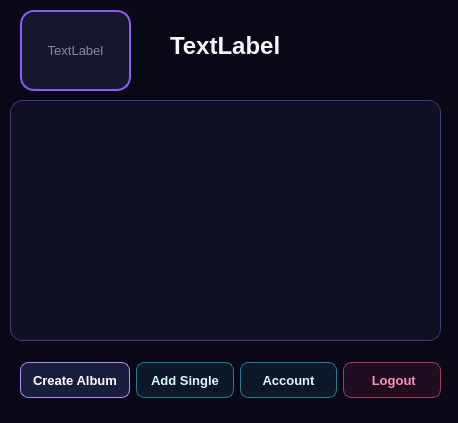
Old version of the form artistdashboard.ui in the repository Kiana-hash/MusicAppQt.
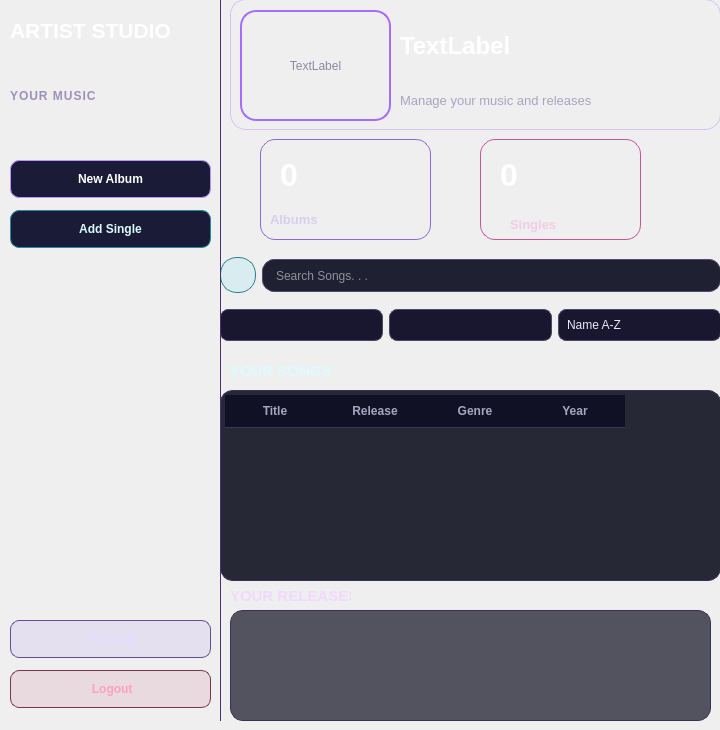
New version of the form. Icons and pictures are not drawn.

Commit message: improved artistdashboard and added search/filter/create fetures

```diff
--- a/artistdashboard.ui
+++ b/artistdashboard.ui
@@ -6,120 +6,669 @@
    <rect>
     <x>0</x>
     <y>0</y>
-    <width>458</width>
-    <height>423</height>
+    <width>720</width>
+    <height>730</height>
    </rect>
   </property>
   <property name="windowTitle">
    <string>Dialog</string>
   </property>
   <property name="styleSheet">
-   <string notr="true">/* =========================================
-   SHARED DARK SYNTHWAVE FOUNDATION
-   ========================================= */
-
-QWidget {
+   <string notr="true">
+QDialog#ArtistDashboard {
     color: #F7F5FF;
+
+    background: qradialgradient(
+        cx: 0.78,
+        cy: 0.05,
+        radius: 1.15,
+        stop: 0 #441A64,
+        stop: 0.22 #251945,
+        stop: 0.48 #14142F,
+        stop: 1 #070815
+    );
+
     font-family: &quot;Segoe UI&quot;;
     font-size: 10pt;
 }
 
-QDialog,
-QMainWindow {
-    background-color: #080817;
-}
-
-/* ---------- Labels ---------- */
 
 QLabel {
     color: #F7F5FF;
-    background-color: transparent;
+    background: transparent;
 }
 
-/* ---------- Text inputs ---------- */
+QFrame#sidebarFrame {
+    background: qlineargradient(
+        x1: 0,
+        y1: 0,
+        x2: 0,
+        y2: 1,
+        stop: 0 #15102E,
+        stop: 0.42 #0E0E24,
+        stop: 1 #080815
+    );
 
-QLineEdit,
-QTextEdit,
-QSpinBox,
-QComboBox {
-    color: #F7F5FF;
-    background-color: rgba(17, 19, 39, 235);
+    border: none;
+    border-right: 1px solid #49326B;
+}
 
-    border: 1px solid #37335C;
-    border-radius: 8px;
 
-    padding: 6px 9px;
+/* Artist Studio title */
+
+QLabel#appTitleLabel {
+    color: #FFFFFF;
+
+    font-family: &quot;Bahnschrift&quot;;
+    font-size: 16pt;
+    font-weight: 700;
+}
+
+
+/* YOUR MUSIC */
+
+QLabel#musicSectionLabel {
+    color: #9E91B7;
+
+    font-family: &quot;Bahnschrift&quot;;
+    font-size: 9pt;
+    font-weight: 600;
+
+    letter-spacing: 1px;
+}
+
+
+
+
+QPushButton#createAlbumButton,
+QPushButton#createSingleButton,
+QPushButton#accountButton,
+QPushButton#logoutButton {
+    min-height: 32px;
+
+    padding: 2px 12px;
+
+    border-radius: 9px;
+
+    font-family: &quot;Segoe UI&quot;;
+    font-weight: 600;
+}
+
+
+QPushButton#createAlbumButton {
+    color: #FFFFFF;
+
+    background: qlineargradient(
+        x1: 0,
+        y1: 0,
+        x2: 1,
+        y2: 0,
+        stop: 0 #7045CE,
+        stop: 0.52 #9B5CF6,
+        stop: 1 #E64BAD
+    );
+
+    border: 1px solid #BF91FF;
+}
+
+
+QPushButton#createAlbumButton:hover {
+    background: qlineargradient(
+        x1: 0,
+        y1: 0,
+        x2: 1,
+        y2: 0,
+        stop: 0 #8358E5,
+        stop: 0.52 #B07BFF,
+        stop: 1 #FF5FC1
+    );
+
+    border-color: #27D7F2;
+}
+
+
+QPushButton#createAlbumButton:pressed {
+    background-color: #6739B9;
+
+    border-color: #FF9ED5;
+}
+
+
+QPushButton#createSingleButton {
+    color: #D8FCFF;
+
+    background: qlineargradient(
+        x1: 0,
+        y1: 0,
+        x2: 1,
+        y2: 0,
+        stop: 0 rgba(39, 215, 242, 35),
+        stop: 1 rgba(139, 92, 246, 42)
+    );
+
+    border: 1px solid #288A9E;
+}
+
+
+QPushButton#createSingleButton:hover {
+    color: #061519;
+
+    background: qlineargradient(
+        x1: 0,
+        y1: 0,
+        x2: 1,
+        y2: 0,
+        stop: 0 #27D7F2,
+        stop: 1 #8EDCFF
+    );
+
+    border-color: #B9FAFF;
+}
+
+
+QPushButton#createSingleButton:pressed {
+    background-color: #1BAAC1;
+}
+
+QPushButton#accountButton {
+    color: #E2DCFF;
+
+    background-color: rgba(139, 92, 246, 26);
+
+    border: 1px solid #624E91;
+}
+
+
+QPushButton#accountButton:hover {
+    color: #FFFFFF;
+
+    background-color: #59408D;
+
+    border-color: #A889F4;
+}
+
+
+QPushButton#logoutButton {
+    color: #FF9FC2;
+
+    background-color: rgba(183, 43, 91, 28);
+
+    border: 1px solid #783450;
+}
+
+
+QPushButton#logoutButton:hover {
+    color: #FFFFFF;
+
+    background-color: #B72B5B;
+
+    border-color: #FF83AF;
+}
+
+
+QPushButton#logoutButton:pressed {
+    background-color: #8C2146;
+}
+
+
+QFrame#mainFrame {
+    background: transparent;
+
+    border: none;
+}
+
+
+QFrame#headerFrame {
+    background: qlineargradient(
+        x1: 0,
+        y1: 0,
+        x2: 1,
+        y2: 1,
+        stop: 0 rgba(35, 28, 74, 215),
+        stop: 0.6 rgba(22, 22, 53, 205),
+        stop: 1 rgba(40, 22, 66, 220)
+    );
+
+    border: 1px solid rgba(165, 108, 255, 85);
+
+    border-radius: 16px;
+}
+
+
+QLabel#welcomeLabel {
+    color: #FFFFFF;
+
+    font-family: &quot;Bahnschrift&quot;;
+    font-size: 18pt;
+    font-weight: 700;
+}
+
+
+/* Subtitle */
+
+QLabel#artistSubtitleLabel {
+    color: #AAA3C2;
+
+    font-size: 9.5pt;
+}
+
+
+/* Profile photo */
+
+QLabel#profilePhotoLabel {
+    color: #8E88A5;
+
+    background: qradialgradient(
+        cx: 0.5,
+        cy: 0.35,
+        radius: 0.9,
+        stop: 0 #342D61,
+        stop: 1 #121226
+    );
+
+    border: 2px solid #A66CFF;
+
+    border-radius: 16px;
+}
+
+
+QFrame#statsFrame {
+    background: transparent;
+
+    border: none;
+}
+
+QFrame#albumStatFrame {
+    background: qlineargradient(
+        x1: 0,
+        y1: 0,
+        x2: 1,
+        y2: 1,
+        stop: 0 rgba(112, 69, 206, 145),
+        stop: 0.52 rgba(79, 49, 152, 125),
+        stop: 1 rgba(31, 26, 70, 205)
+    );
+
+    border: 1px solid #8D68D7;
+
+    border-radius: 15px;
+}
+
+
+QLabel#albumCountLabel {
+    color: #FFFFFF;
+
+    font-family: &quot;Bahnschrift&quot;;
+    font-size: 24pt;
+    font-weight: 700;
+}
+
+
+QLabel#albumCountTitleLabel {
+    color: #D8CEEF;
+
+    font-family: &quot;Segoe UI&quot;;
+    font-size: 10pt;
+    font-weight: 600;
+}
+
+
+QFrame#singleStatFrame {
+    background: qlineargradient(
+        x1: 0,
+        y1: 0,
+        x2: 1,
+        y2: 1,
+        stop: 0 rgba(229, 69, 166, 150),
+        stop: 0.5 rgba(132, 54, 142, 130),
+        stop: 1 rgba(35, 24, 66, 210)
+    );
+
+    border: 1px solid #C6549D;
+
+    border-radius: 15px;
+}
+
+
+QLabel#singleCountLabel {
+    color: #FFFFFF;
+
+    font-family: &quot;Bahnschrift&quot;;
+    font-size: 24pt;
+    font-weight: 700;
+}
+
+
+QLabel#singleCountTitleLabel {
+    color: #F2CCE4;
+
+    font-size: 10pt;
+    font-weight: 600;
+}
+
+
+QLineEdit#searchLineEdit {
+    min-height: 31px;
+
+    color: #FFFFFF;
+
+    background-color: rgba(13, 15, 34, 235);
+
+    border: 1px solid #514875;
+
+    border-radius: 12px;
+
+    padding-left: 11px;
+    padding-right: 11px;
 
     selection-background-color: #8B5CF6;
-    selection-color: white;
 }
 
-QLineEdit:hover,
-QTextEdit:hover,
-QSpinBox:hover,
-QComboBox:hover {
-    border-color: #625A92;
+
+QLineEdit#searchLineEdit:hover {
+    border-color: #8368BC;
 }
 
-QLineEdit:focus,
-QTextEdit:focus,
-QSpinBox:focus,
-QComboBox:focus {
-    background-color: #151831;
+
+QLineEdit#searchLineEdit:focus {
+    background-color: #171831;
+
     border: 1px solid #27D7F2;
 }
 
-QLineEdit:disabled,
-QTextEdit:disabled,
-QSpinBox:disabled,
-QComboBox:disabled {
-    color: #686581;
-    background-color: #0E1022;
-    border-color: #25233D;
+
+QPushButton#pushButton {
+    min-width: 34px;
+    max-width: 34px;
+
+    min-height: 34px;
+    max-height: 34px;
+
+    padding: 0;
+
+    color: #C8F9FF;
+
+    background-color: rgba(39, 215, 242, 28);
+
+    border: 1px solid #267D90;
+
+    border-radius: 17px;
 }
 
-/* ---------- Combo box ---------- */
+
+QPushButton#pushButton:hover {
+    color: #071518;
+
+    background-color: #27D7F2;
+
+    border-color: #ABF8FF;
+}
+
+
+
+QComboBox#genreComboBox,
+QComboBox#yearComboBox,
+QComboBox#sortComboBox {
+    min-height: 30px;
+
+    color: #ECE9F7;
+
+    background-color: #18172F;
+
+    border: 1px solid #4D4769;
+
+    border-radius: 8px;
+
+    padding-left: 8px;
+
+    selection-background-color: #8B5CF6;
+}
+
+
+QComboBox#genreComboBox:hover,
+QComboBox#yearComboBox:hover,
+QComboBox#sortComboBox:hover {
+    background-color: #242044;
+
+    border-color: #A778EF;
+}
+
+
+QComboBox#genreComboBox:focus,
+QComboBox#yearComboBox:focus,
+QComboBox#sortComboBox:focus {
+    border-color: #27D7F2;
+}
+
 
 QComboBox::drop-down {
-    width: 25px;
+    width: 24px;
+
     border: none;
 }
 
+
 QComboBox QAbstractItemView {
     color: #F7F5FF;
-    background-color: #14162D;
 
-    border: 1px solid #534B82;
+    background-color: #14142B;
+
+    border: 1px solid #654C90;
+
     border-radius: 7px;
 
     padding: 4px;
+
     outline: none;
 
-    selection-color: white;
-    selection-background-color: #734BD1;
+    selection-background-color: #7044C9;
+    selection-color: #FFFFFF;
 }
 
-/* ---------- Buttons ---------- */
+
+QLabel#songsTitleLabel,
+QLabel#releasesTitleLabel {
+    color: #FFFFFF;
+
+    font-family: &quot;Bahnschrift&quot;;
+
+    font-size: 11pt;
+
+    font-weight: 700;
+}
+
+
+QLabel#songsTitleLabel {
+    color: #DDFBFF;
+}
+
+
+QLabel#releasesTitleLabel {
+    color: #F1D8FF;
+}
+
+
+QTableWidget#songsTableWidget {
+    color: #EBE8F5;
+
+    background-color: rgba(11, 12, 29, 224);
+
+    alternate-background-color: rgba(27, 24, 53, 195);
+
+    border: 1px solid #392E57;
+
+    border-radius: 13px;
+
+    gridline-color: transparent;
+
+    padding: 4px;
+
+    outline: none;
+
+    selection-background-color: transparent;
+}
+
+
+/* Song cells */
+
+QTableWidget#songsTableWidget::item {
+    padding: 7px;
+
+    border: none;
+}
+
+
+/* Hover */
+
+QTableWidget#songsTableWidget::item:hover {
+    background-color: rgba(102, 71, 172, 75);
+
+    border-radius: 7px;
+}
+
+
+/* Selected */
+
+QTableWidget#songsTableWidget::item:selected {
+    color: #FFFFFF;
+
+    background: qlineargradient(
+        x1: 0,
+        y1: 0,
+        x2: 1,
+        y2: 0,
+        stop: 0 rgba(105, 65, 198, 190),
+        stop: 0.48 rgba(139, 92, 246, 150),
+        stop: 1 rgba(235, 72, 169, 110)
+    );
+}
+
+
+
+QHeaderView {
+    background: transparent;
+}
+
+
+QHeaderView::section {
+    color: #AAA5BF;
+
+    background-color: #111126;
+
+    border: none;
+    border-bottom: 1px solid #403655;
+
+    padding: 7px;
+
+    font-family: &quot;Segoe UI&quot;;
+
+    font-size: 9pt;
+
+    font-weight: 600;
+}
+
+
+QTableCornerButton::section {
+    background-color: #111126;
+
+    border: none;
+}
+
+QListWidget#albumsListWidget {
+    color: #F3EFFB;
+
+    background-color: rgba(11, 12, 29, 175);
+
+    border: 1px solid #3A2F57;
+
+    border-radius: 13px;
+
+    padding: 5px;
+
+    outline: none;
+}
+
+
+/* Album card */
+
+QListWidget#albumsListWidget::item {
+    color: #EEEAF8;
+
+    background: qlineargradient(
+        x1: 0,
+        y1: 0,
+        x2: 0,
+        y2: 1,
+        stop: 0 rgba(45, 37, 83, 215),
+        stop: 1 rgba(25, 22, 50, 225)
+    );
+
+    border: 1px solid rgba(131, 95, 195, 110);
+
+    border-radius: 11px;
+
+    padding: 6px;
+
+    margin: 3px;
+}
+
+
+QListWidget#albumsListWidget::item:hover {
+    color: #FFFFFF;
+
+    background: qlineargradient(
+        x1: 0,
+        y1: 0,
+        x2: 1,
+        y2: 1,
+        stop: 0 rgba(105, 65, 198, 205),
+        stop: 1 rgba(175, 55, 145, 180)
+    );
+
+    border-color: #B98DFF;
+}
+
+
+QListWidget#albumsListWidget::item:selected {
+    color: #FFFFFF;
+
+    background: qlineargradient(
+        x1: 0,
+        y1: 0,
+        x2: 1,
+        y2: 1,
+        stop: 0 #6941C6,
+        stop: 0.55 #8B5CF6,
+        stop: 1 #D946A5
+    );
+
+    border: 1px solid #27D7F2;
+}
+
 
 QPushButton {
-    min-height: 30px;
-
     color: #F7F5FF;
-    background-color: #1A1D3B;
 
-    border: 1px solid #49446F;
+    background-color: #1A1B37;
+
+    border: 1px solid #4A4366;
+
     border-radius: 8px;
 
-    padding: 2px 12px;
+    min-height: 29px;
+
+    padding: 2px 11px;
 
     font-weight: 600;
 }
 
+
 QPushButton:hover {
     background-color: #27264D;
     border-color: #9B7CFF;
 }
 
+
 QPushButton:pressed {
     background-color: #342A68;
     border-color: #F15BB5;
@@ -129,135 +678,80 @@
     border-color: #27D7F2;
 }
 
-QPushButton:disabled {
-    color: #686581;
-    background-color: #101225;
-    border-color: #282640;
-}
-
-/* ---------- Lists ---------- */
-
-QListWidget {
-    color: #F7F5FF;
-    background-color: rgba(14, 16, 35, 238);
-
-    border: 1px solid #302D52;
-    border-radius: 12px;
-
-    padding: 5px;
-    outline: none;
-}
-
-QListWidget::item {
-    min-height: 34px;
-
-    margin: 2px;
-    padding: 6px 9px;
-
-    border-radius: 8px;
-}
-
-QListWidget::item:hover {
-    background-color: rgba(93, 68, 157, 125);
-}
-
-QListWidget::item:selected {
-    color: white;
-    background-color: #6842C2;
-}
-
-/* ---------- Scrollbars ---------- */
 
 QScrollBar:vertical {
     width: 10px;
 
-    background-color: transparent;
+    background: transparent;
 
-    margin: 5px 2px 5px 0;
+    margin: 4px 2px;
 }
 
+
 QScrollBar::handle:vertical {
-    min-height: 30px;
+    min-height: 28px;
 
-    background-color: #4C4477;
+    background: qlineargradient(
+        x1: 0,
+        y1: 0,
+        x2: 0,
+        y2: 1,
+        stop: 0 #8A61D0,
+        stop: 1 #4C3A75
+    );
+
     border-radius: 5px;
 }
 
+
 QScrollBar::handle:vertical:hover {
     background-color: #8B5CF6;
 }
 
+
 QScrollBar::add-line:vertical,
-QScrollBar::sub-line:vertical,
+QScrollBar::sub-line:vertical {
+    height: 0;
+}
+
+
 QScrollBar::add-page:vertical,
 QScrollBar::sub-page:vertical {
-    height: 0;
-    background-color: transparent;
+    background: transparent;
 }
 
-/* ---------- Radio buttons ---------- */
 
-QRadioButton {
-    color: #D8D4EC;
-    spacing: 7px;
-}
+/* Horizontal */
 
-QRadioButton::indicator {
-    width: 15px;
-    height: 15px;
+QScrollBar:horizontal {
+    height: 9px;
 
-    background-color: #111327;
+    background: transparent;
 
-    border: 1px solid #625A92;
-    border-radius: 8px;
+    margin: 2px;
 }
 
 QRadioButton::indicator:hover {
     border-color: #27D7F2;
 }
 
-QRadioButton::indicator:checked {
-    background-color: #F15BB5;
-    border: 4px solid #211B43;
-}
+QScrollBar::handle:horizontal {
+    min-width: 30px;
 
-/* ---------- Sliders ---------- */
+    background-color: #514177;
 
-QSlider::groove:horizontal {
-    height: 6px;
-
-    background-color: #292642;
-    border-radius: 3px;
+    border-radius: 4px;
 }
 
-QSlider::sub-page:horizontal {
-    background: qlineargradient(
-        x1: 0,
-        y1: 0,
-        x2: 1,
-        y2: 0,
-        stop: 0 #27D7F2,
-        stop: 0.52 #8B5CF6,
-        stop: 1 #F15BB5
-    );
 
-    border-radius: 3px;
+QScrollBar::handle:horizontal:hover {
+    background-color: #8B5CF6;
 }
 
-QSlider::add-page:horizontal {
-    background-color: #292642;
-    border-radius: 3px;
-}
 
-QSlider::handle:horizontal {
-    width: 15px;
-
-    margin: -5px 0;
-
-    background-color: #F7F5FF;
-
-    border: 2px solid #A66CFF;
-    border-radius: 8px;
+QScrollBar::add-line:horizontal,
+QScrollBar::sub-line:horizontal {
+    width: 0;
 }
 
 QSlider::handle:horizontal:hover {
@@ -265,7 +759,6 @@
     border-color: white;
 }
 
-/* ---------- Tooltips ---------- */
 
 QToolTip {
     color: white;
@@ -275,132 +768,15 @@
     border-radius: 5px;
 
     padding: 5px;
-}
-
-/* ---------- Message boxes ---------- */
-
-QMessageBox {
-    background-color: #0D0F20;
-}
-
-QMessageBox QLabel {
-    min-width: 260px;
-    color: #F7F5FF;
-}
-
-QMessageBox QPushButton {
-    min-width: 84px;
-}
-
-/* ARTIST DASHBOARD */
-
-QDialog#ArtistDashboard {
-    background: qradialgradient(
-        cx: 0.8,
-        cy: 0.05,
-        radius: 1,
-        stop: 0 #2B174B,
-        stop: 0.42 #11142D,
-        stop: 1 #080817
-    );
-}
-
-QLabel#welcomeLabel {
-    color: #F7F5FF;
-
-    font-family: &quot;Bahnschrift&quot;;
-    font-size: 18pt;
-    font-weight: 700;
-}
-
-QLabel#profilePhotoLabel {
-    color: #8D87A6;
-    background-color: #15172F;
-
-    border: 2px solid #8B5CF6;
-    border-radius: 14px;
-}
-
-QListWidget#albumsListWidget {
-    border-color: #4A3A78;
-}
-
-QPushButton#createAlbumButton {
-    color: white;
-
-    background: qlineargradient(
-        x1: 0,
-        y1: 0,
-        x2: 1,
-        y2: 0,
-        stop: 0 #6941C6,
-        stop: 0.55 #8B5CF6,
-        stop: 1 #D946A5
-    );
-
-    border-color: #B58AFF;
-}
-
-QPushButton#createAlbumButton:hover {
-    border-color: #27D7F2;
-}
-
-QPushButton#createSingleButton,
-QPushButton#accountButton {
-    color: #DFFAFF;
-    background-color: rgba(39, 215, 242, 20);
-    border-color: #267F91;
-}
-
-QPushButton#createSingleButton:hover,
-QPushButton#accountButton:hover {
-    color: #07151A;
-    background-color: #27D7F2;
-    border-color: #9CF5FF;
-}
-
-QPushButton#logoutButton {
-    color: #FF8EB4;
-    background-color: rgba(183, 43, 91, 35);
-    border-color: #A63A61;
-}
-
-QPushButton#logoutButton:hover {
-    color: white;
-    background-color: #B72B5B;
-    border-color: #FF8EB4;
 }</string>
   </property>
-  <widget class="QLabel" name="welcomeLabel">
-   <property name="geometry">
-    <rect>
-     <x>170</x>
-     <y>30</y>
-     <width>271</width>
-     <height>31</height>
-    </rect>
-   </property>
-   <property name="text">
-    <string>TextLabel</string>
-   </property>
-  </widget>
-  <widget class="QListWidget" name="albumsListWidget">
-   <property name="geometry">
-    <rect>
-     <x>10</x>
-     <y>100</y>
-     <width>431</width>
-     <height>241</height>
-    </rect>
-   </property>
-  </widget>
   <widget class="QLabel" name="profilePhotoLabel">
    <property name="geometry">
     <rect>
-     <x>20</x>
+     <x>240</x>
      <y>10</y>
-     <width>111</width>
-     <height>81</height>
+     <width>151</width>
+     <height>111</height>
     </rect>
    </property>
    <property name="text">
@@ -413,46 +789,447 @@
     <set>Qt::AlignmentFlag::AlignCenter</set>
    </property>
   </widget>
-  <widget class="QWidget" name="horizontalLayoutWidget">
+  <widget class="QFrame" name="sidebarFrame">
    <property name="geometry">
     <rect>
-     <x>20</x>
-     <y>340</y>
-     <width>421</width>
-     <height>80</height>
+     <x>0</x>
+     <y>0</y>
+     <width>221</width>
+     <height>721</height>
     </rect>
    </property>
-   <layout class="QHBoxLayout" name="horizontalLayout">
-    <item>
-     <widget class="QPushButton" name="createAlbumButton">
+   <property name="frameShape">
+    <enum>QFrame::Shape::StyledPanel</enum>
+   </property>
+   <property name="frameShadow">
+    <enum>QFrame::Shadow::Raised</enum>
+   </property>
+   <widget class="QLabel" name="appTitleLabel">
+    <property name="geometry">
+     <rect>
+      <x>10</x>
+      <y>10</y>
+      <width>171</width>
+      <height>41</height>
+     </rect>
+    </property>
+    <property name="text">
+     <string>ARTIST STUDIO</string>
+    </property>
+   </widget>
+   <widget class="QLabel" name="musicSectionLabel">
+    <property name="geometry">
+     <rect>
+      <x>10</x>
+      <y>75</y>
+      <width>111</width>
+      <height>41</height>
+     </rect>
+    </property>
+    <property name="text">
+     <string>YOUR MUSIC</string>
+    </property>
+   </widget>
+   <widget class="QPushButton" name="createAlbumButton">
+    <property name="geometry">
+     <rect>
+      <x>10</x>
+      <y>160</y>
+      <width>201</width>
+      <height>38</height>
+     </rect>
+    </property>
+    <property name="text">
+     <string>New Album</string>
+    </property>
+    <property name="icon">
+     <iconset theme="QIcon::ThemeIcon::ListAdd"/>
+    </property>
+   </widget>
+   <widget class="QPushButton" name="createSingleButton">
+    <property name="geometry">
+     <rect>
+      <x>10</x>
+      <y>210</y>
+      <width>201</width>
+      <height>38</height>
+     </rect>
+    </property>
+    <property name="text">
+     <string>Add Single</string>
+    </property>
+    <property name="icon">
+     <iconset theme="QIcon::ThemeIcon::ListAdd"/>
+    </property>
+   </widget>
+   <widget class="QPushButton" name="accountButton">
+    <property name="geometry">
+     <rect>
+      <x>10</x>
+      <y>620</y>
+      <width>201</width>
+      <height>38</height>
+     </rect>
+    </property>
+    <property name="text">
+     <string>Account</string>
+    </property>
+    <property name="icon">
+     <iconset theme="QIcon::ThemeIcon::UserAvailable"/>
+    </property>
+   </widget>
+   <widget class="QPushButton" name="logoutButton">
+    <property name="geometry">
+     <rect>
+      <x>10</x>
+      <y>670</y>
+      <width>201</width>
+      <height>38</height>
+     </rect>
+    </property>
+    <property name="text">
+     <string> Logout</string>
+    </property>
+    <property name="icon">
+     <iconset theme="QIcon::ThemeIcon::EditClear"/>
+    </property>
+   </widget>
+  </widget>
+  <widget class="QFrame" name="mainFrame">
+   <property name="geometry">
+    <rect>
+     <x>220</x>
+     <y>0</y>
+     <width>501</width>
+     <height>761</height>
+    </rect>
+   </property>
+   <property name="frameShape">
+    <enum>QFrame::Shape::StyledPanel</enum>
+   </property>
+   <property name="frameShadow">
+    <enum>QFrame::Shadow::Raised</enum>
+   </property>
+   <widget class="QLabel" name="welcomeLabel">
+    <property name="geometry">
+     <rect>
+      <x>180</x>
+      <y>20</y>
+      <width>271</width>
+      <height>51</height>
+     </rect>
+    </property>
+    <property name="text">
+     <string>TextLabel</string>
+    </property>
+   </widget>
+   <widget class="QLabel" name="artistSubtitleLabel">
+    <property name="geometry">
+     <rect>
+      <x>180</x>
+      <y>90</y>
+      <width>221</width>
+      <height>20</height>
+     </rect>
+    </property>
+    <property name="text">
+     <string>Manage your music and releases</string>
+    </property>
+   </widget>
+   <widget class="QFrame" name="statsFrame">
+    <property name="geometry">
+     <rect>
+      <x>0</x>
+      <y>129</y>
+      <width>511</width>
+      <height>121</height>
+     </rect>
+    </property>
+    <property name="frameShape">
+     <enum>QFrame::Shape::StyledPanel</enum>
+    </property>
+    <property name="frameShadow">
+     <enum>QFrame::Shadow::Raised</enum>
+    </property>
+    <widget class="QFrame" name="singleStatFrame">
+     <property name="geometry">
+      <rect>
+       <x>260</x>
+       <y>10</y>
+       <width>161</width>
+       <height>101</height>
+      </rect>
+     </property>
+     <property name="frameShape">
+      <enum>QFrame::Shape::StyledPanel</enum>
+     </property>
+     <property name="frameShadow">
+      <enum>QFrame::Shadow::Raised</enum>
+     </property>
+     <widget class="QLabel" name="singleCountLabel">
+      <property name="geometry">
+       <rect>
+        <x>20</x>
+        <y>10</y>
+        <width>71</width>
+        <height>51</height>
+       </rect>
+      </property>
       <property name="text">
-       <string>Create Album</string>
+       <string>0</string>
       </property>
      </widget>
-    </item>
-    <item>
-     <widget class="QPushButton" name="createSingleButton">
+     <widget class="QLabel" name="singleCountTitleLabel">
+      <property name="geometry">
+       <rect>
+        <x>30</x>
+        <y>70</y>
+        <width>61</width>
+        <height>31</height>
+       </rect>
+      </property>
       <property name="text">
-       <string>Add Single</string>
+       <string>Singles</string>
       </property>
      </widget>
-    </item>
-    <item>
-     <widget class="QPushButton" name="accountButton">
+    </widget>
+    <widget class="QFrame" name="albumStatFrame">
+     <property name="geometry">
+      <rect>
+       <x>40</x>
+       <y>10</y>
+       <width>171</width>
+       <height>101</height>
+      </rect>
+     </property>
+     <property name="frameShape">
+      <enum>QFrame::Shape::StyledPanel</enum>
+     </property>
+     <property name="frameShadow">
+      <enum>QFrame::Shadow::Raised</enum>
+     </property>
+     <widget class="QLabel" name="albumCountLabel">
+      <property name="geometry">
+       <rect>
+        <x>20</x>
+        <y>10</y>
+        <width>49</width>
+        <height>51</height>
+       </rect>
+      </property>
       <property name="text">
-       <string>Account</string>
+       <string>0</string>
       </property>
      </widget>
-    </item>
-    <item>
-     <widget class="QPushButton" name="logoutButton">
+     <widget class="QLabel" name="albumCountTitleLabel">
+      <property name="geometry">
+       <rect>
+        <x>10</x>
+        <y>70</y>
+        <width>91</width>
+        <height>20</height>
+       </rect>
+      </property>
       <property name="text">
-       <string> Logout</string>
+       <string>Albums</string>
       </property>
      </widget>
-    </item>
-   </layout>
+    </widget>
+   </widget>
+   <widget class="QWidget" name="horizontalLayoutWidget">
+    <property name="geometry">
+     <rect>
+      <x>0</x>
+      <y>250</y>
+      <width>501</width>
+      <height>51</height>
+     </rect>
+    </property>
+    <layout class="QHBoxLayout" name="horizontalLayout">
+     <item>
+      <widget class="QPushButton" name="pushButton">
+       <property name="enabled">
+        <bool>false</bool>
+       </property>
+       <property name="focusPolicy">
+        <enum>Qt::FocusPolicy::NoFocus</enum>
+       </property>
+       <property name="text">
+        <string/>
+       </property>
+       <property name="icon">
+        <iconset theme="QIcon::ThemeIcon::EditFind"/>
+       </property>
+      </widget>
+     </item>
+     <item>
+      <widget class="QLineEdit" name="searchLineEdit">
+       <property name="placeholderText">
+        <string>Search Songs. . . </string>
+       </property>
+      </widget>
+     </item>
+    </layout>
+   </widget>
+   <widget class="QWidget" name="horizontalLayoutWidget_2">
+    <property name="geometry">
+     <rect>
+      <x>0</x>
+      <y>300</y>
+      <width>501</width>
+      <height>51</height>
+     </rect>
+    </property>
+    <layout class="QHBoxLayout" name="horizontalLayout_2">
+     <item>
+      <widget class="QComboBox" name="genreComboBox"/>
+     </item>
+     <item>
+      <widget class="QComboBox" name="yearComboBox"/>
+     </item>
+     <item>
+      <widget class="QComboBox" name="sortComboBox">
+       <item>
+        <property name="text">
+         <string>Name A-Z</string>
+        </property>
+       </item>
+       <item>
+        <property name="text">
+         <string>Name Z-A</string>
+        </property>
+       </item>
+       <item>
+        <property name="text">
+         <string>Year Oldest-Newest</string>
+        </property>
+       </item>
+       <item>
+        <property name="text">
+         <string>Year Newest-Oldest</string>
+        </property>
+       </item>
+      </widget>
+     </item>
+    </layout>
+   </widget>
+   <widget class="QLabel" name="songsTitleLabel">
+    <property name="geometry">
+     <rect>
+      <x>10</x>
+      <y>360</y>
+      <width>141</width>
+      <height>21</height>
+     </rect>
+    </property>
+    <property name="text">
+     <string>YOUR SONGS</string>
+    </property>
+   </widget>
+   <widget class="QTableWidget" name="songsTableWidget">
+    <property name="geometry">
+     <rect>
+      <x>0</x>
+      <y>390</y>
+      <width>501</width>
+      <height>191</height>
+     </rect>
+    </property>
+    <property name="alternatingRowColors">
+     <bool>false</bool>
+    </property>
+    <property name="iconSize">
+     <size>
+      <width>40</width>
+      <height>40</height>
+     </size>
+    </property>
+    <property name="showGrid">
+     <bool>false</bool>
+    </property>
+    <column>
+     <property name="text">
+      <string>Title</string>
+     </property>
+    </column>
+    <column>
+     <property name="text">
+      <string>Release</string>
+     </property>
+    </column>
+    <column>
+     <property name="text">
+      <string>Genre</string>
+     </property>
+    </column>
+    <column>
+     <property name="text">
+      <string>Year</string>
+     </property>
+    </column>
+   </widget>
+   <widget class="QLabel" name="releasesTitleLabel">
+    <property name="geometry">
+     <rect>
+      <x>10</x>
+      <y>580</y>
+      <width>121</width>
+      <height>31</height>
+     </rect>
+    </property>
+    <property name="text">
+     <string>YOUR RELEASES</string>
+    </property>
+   </widget>
+   <widget class="QListWidget" name="albumsListWidget">
+    <property name="geometry">
+     <rect>
+      <x>10</x>
+      <y>610</y>
+      <width>481</width>
+      <height>111</height>
+     </rect>
+    </property>
+    <property name="iconSize">
+     <size>
+      <width>65</width>
+      <height>65</height>
+     </size>
+    </property>
+    <property name="movement">
+     <enum>QListView::Movement::Static</enum>
+    </property>
+    <property name="resizeMode">
+     <enum>QListView::ResizeMode::Adjust</enum>
+    </property>
+    <property name="spacing">
+     <number>10</number>
+    </property>
+    <property name="viewMode">
+     <enum>QListView::ViewMode::IconMode</enum>
+    </property>
+   </widget>
   </widget>
+  <widget class="QFrame" name="headerFrame">
+   <property name="geometry">
+    <rect>
+     <x>230</x>
+     <y>-1</y>
+     <width>491</width>
+     <height>131</height>
+    </rect>
+   </property>
+   <property name="frameShape">
+    <enum>QFrame::Shape::StyledPanel</enum>
+   </property>
+   <property name="frameShadow">
+    <enum>QFrame::Shadow::Raised</enum>
+   </property>
+  </widget>
+  <zorder>headerFrame</zorder>
+  <zorder>mainFrame</zorder>
+  <zorder>profilePhotoLabel</zorder>
+  <zorder>sidebarFrame</zorder>
  </widget>
  <resources/>
  <connections/>
```
Left out of the diff: 30 changed lines with no effect on the pictures. The commit also changes 6 other files.
